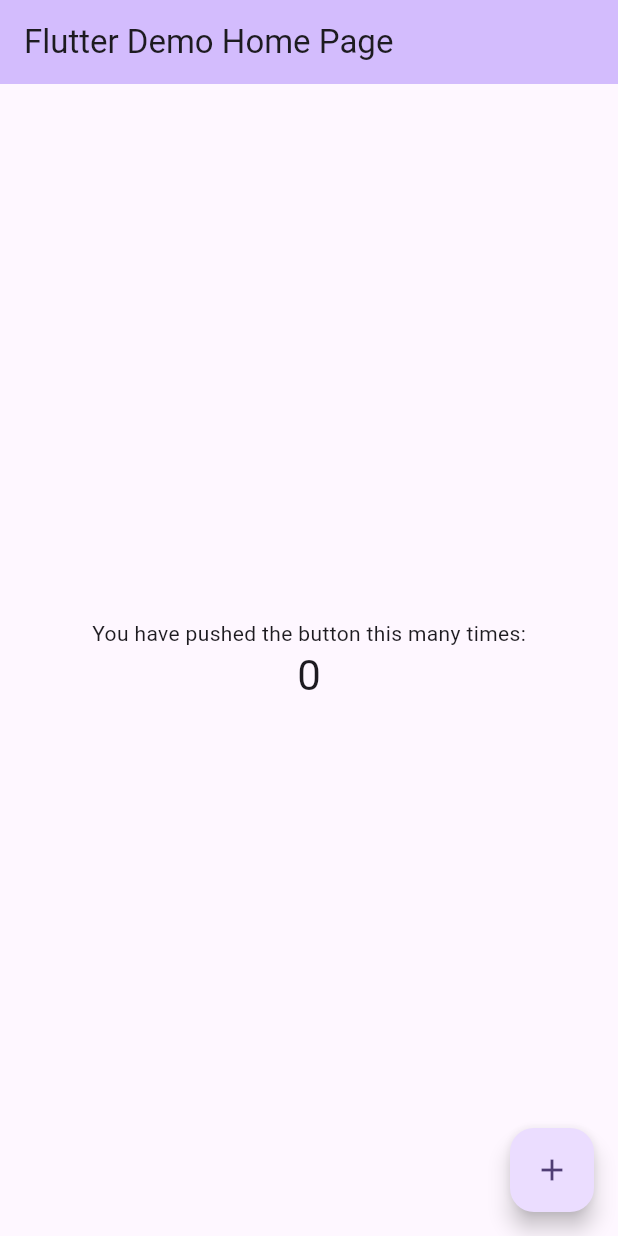
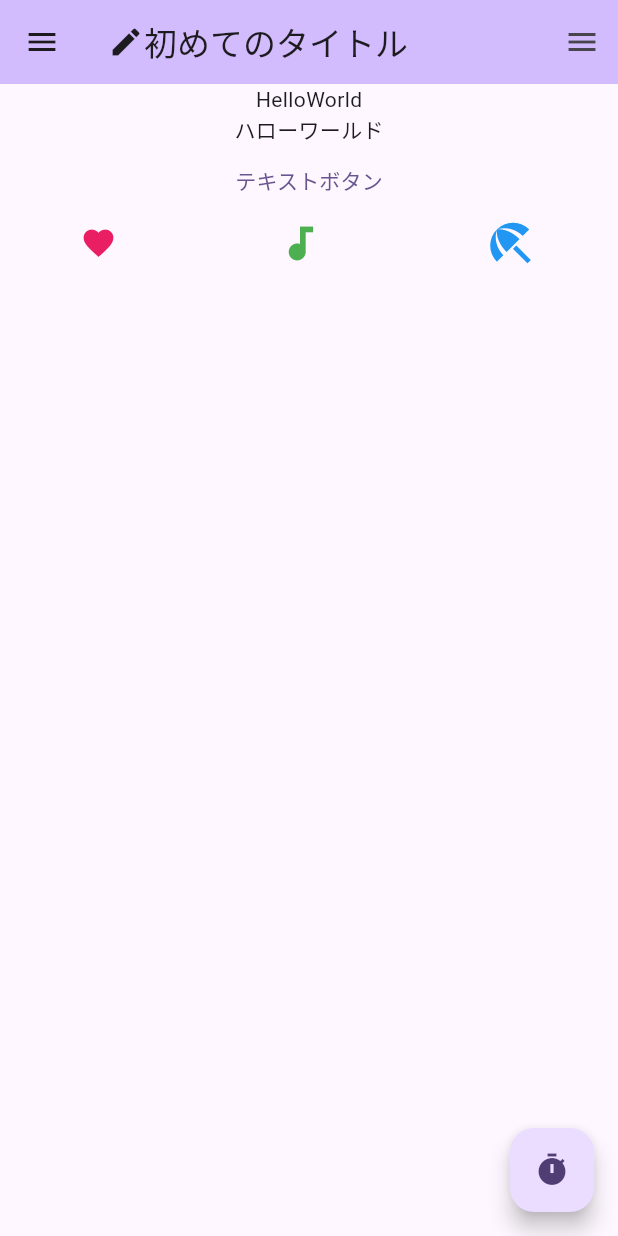
Before and after one commit to morieeeenyo/helloworld, a Flutter app: the screen it shows after launch, on a phone screen of 412 x 824 dp. Run offline on Flutter 3.47's test engine with Material 3 defaults, Android fonts, the phone set to English and light mode, and no system bars.

Commit message:
chore: UIをいじった

```diff
--- a/lib/main.dart
+++ b/lib/main.dart
@@ -85,42 +85,72 @@ class _MyHomePageState extends State<MyHomePage> {
         backgroundColor: Theme.of(context).colorScheme.inversePrimary,
         // Here we take the value from the MyHomePage object that was created by
         // the App.build method, and use it to set our appbar title.
-        title: Text(widget.title),
+        title: Row(children: const [
+          Icon(Icons.create),
+          Text("初めてのタイトル"),
+        ]),
       ),
-      body: Center(
-        // Center is a layout widget. It takes a single child and positions it
-        // in the middle of the parent.
-        child: Column(
-          // Column is also a layout widget. It takes a list of children and
-          // arranges them vertically. By default, it sizes itself to fit its
-          // children horizontally, and tries to be as tall as its parent.
-          //
-          // Column has various properties to control how it sizes itself and
-          // how it positions its children. Here we use mainAxisAlignment to
-          // center the children vertically; the main axis here is the vertical
-          // axis because Columns are vertical (the cross axis would be
-          // horizontal).
-          //
-          // TRY THIS: Invoke "debug painting" (choose the "Toggle Debug Paint"
-          // action in the IDE, or press "p" in the console), to see the
-          // wireframe for each widget.
-          mainAxisAlignment: MainAxisAlignment.center,
-          children: <Widget>[
-            const Text(
-              'You have pushed the button this many times:',
-            ),
-            Text(
-              '$_counter',
-              style: Theme.of(context).textTheme.headlineMedium,
-            ),
-          ],
+      body: Column(children: [
+        const Text("HelloWorld"),
+        const Text("ハローワールド"),
+        TextButton(
+          onPressed: () => {print("ボタンが押されたよ")},
+          child: const Text("テキストボタン"),
         ),
-      ),
+        const Row(mainAxisAlignment: MainAxisAlignment.spaceAround, children: [
+          Icon(
+            Icons.favorite,
+            color: Colors.pink,
+            size: 24.0,
+          ),
+          Icon(
+            Icons.audiotrack,
+            color: Colors.green,
+            size: 30.0,
+          ),
+          Icon(
+            Icons.beach_access,
+            color: Colors.blue,
+            size: 36.0,
+          ),
+        ]),
+      ]),
+      // body: Center(
+      //   // Center is a layout widget. It takes a single child and positions it
+      //   // in the middle of the parent.
+      //   child: Column(
+      //     // Column is also a layout widget. It takes a list of children and
+      //     // arranges them vertically. By default, it sizes itself to fit its
+      //     // children horizontally, and tries to be as tall as its parent.
+      //     //
+      //     // Column has various properties to control how it sizes itself and
+      //     // how it positions its children. Here we use mainAxisAlignment to
+      //     // center the children vertically; the main axis here is the vertical
+      //     // axis because Columns are vertical (the cross axis would be
+      //     // horizontal).
+      //     //
+      //     // TRY THIS: Invoke "debug painting" (choose the "Toggle Debug Paint"
+      //     // action in the IDE, or press "p" in the console), to see the
+      //     // wireframe for each widget.
+      //     mainAxisAlignment: MainAxisAlignment.center,
+      //     children: <Widget>[
+      //       const Text(
+      //         'You have pushed the button this many times:',
+      //       ),
+      //       Text(
+      //         '$_counter',
+      //         style: Theme.of(context).textTheme.headlineMedium,
+      //       ),
+      //     ],
+      //   ),
+      // ),
       floatingActionButton: FloatingActionButton(
-        onPressed: _incrementCounter,
-        tooltip: 'Increment',
-        child: const Icon(Icons.add),
-      ), // This trailing comma makes auto-formatting nicer for build methods.
+          onPressed: () => {print("押したね？")}, child: const Icon(Icons.timer)),
+      drawer: const Drawer(child: Center(child: Text("Drawer"))),
+      endDrawer: const Drawer(
+          child: Center(
+              child: Text(
+                  "EndDrawer"))), // This trailing comma makes auto-formatting nicer for build methods.
     );
   }
 }
```
